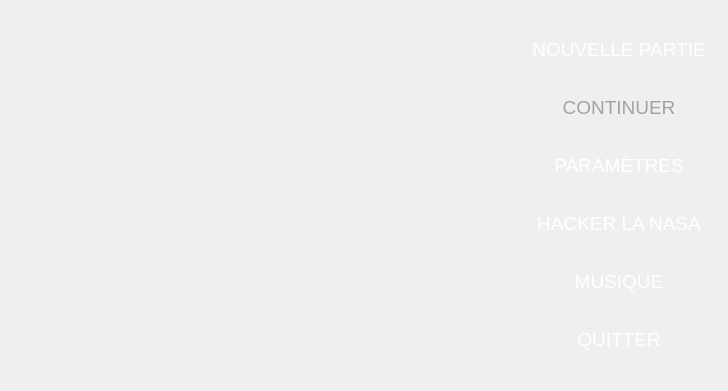
The window that vue/application.ui (mourad1081/LaRevancheDesIndustriels) describes before a commit, drawn with Qt 5.
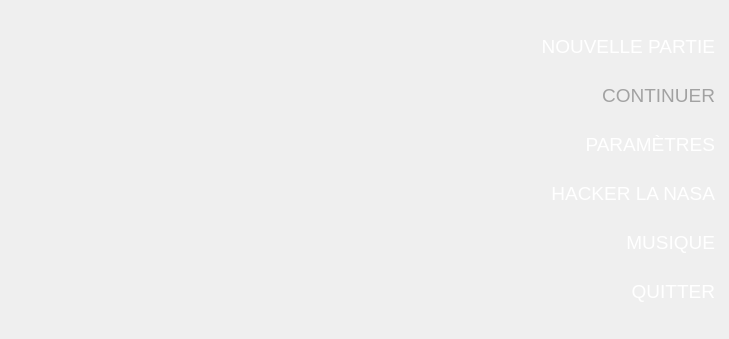
The same window after the commit. Icons and pictures are not drawn.

The edit to the form file:
```diff
--- a/vue/application.ui
+++ b/vue/application.ui
@@ -7,7 +7,7 @@
     <x>0</x>
     <y>0</y>
     <width>728</width>
-    <height>391</height>
+    <height>339</height>
    </rect>
   </property>
   <property name="windowTitle">
@@ -71,6 +71,18 @@
     </item>
     <item>
      <layout class="QVBoxLayout" name="verticalLayout">
+      <property name="spacing">
+       <number>0</number>
+      </property>
+      <property name="sizeConstraint">
+       <enum>QLayout::SetDefaultConstraint</enum>
+      </property>
+      <property name="leftMargin">
+       <number>0</number>
+      </property>
+      <property name="rightMargin">
+       <number>5</number>
+      </property>
       <item alignment="Qt::AlignRight">
        <widget class="QPushButton" name="btnNouvellePartie">
         <property name="minimumSize">
@@ -91,6 +103,9 @@
         <property name="cursor">
          <cursorShape>PointingHandCursor</cursorShape>
         </property>
+        <property name="styleSheet">
+         <string notr="true">text-align:right</string>
+        </property>
         <property name="text">
          <string>NOUVELLE PARTIE</string>
         </property>
@@ -117,7 +132,8 @@
          <cursorShape>PointingHandCursor</cursorShape>
         </property>
         <property name="styleSheet">
-         <string notr="true">color: rgb(162, 162, 162);</string>
+         <string notr="true">color: rgb(162, 162, 162);
+text-align:right</string>
         </property>
         <property name="text">
          <string>CONTINUER</string>
@@ -144,6 +160,9 @@
         <property name="cursor">
          <cursorShape>PointingHandCursor</cursorShape>
         </property>
+        <property name="styleSheet">
+         <string notr="true">text-align:right</string>
+        </property>
         <property name="text">
          <string>PARAMÈTRES</string>
         </property>
@@ -169,6 +188,9 @@
         <property name="cursor">
          <cursorShape>PointingHandCursor</cursorShape>
         </property>
+        <property name="styleSheet">
+         <string notr="true">text-align:right</string>
+        </property>
         <property name="text">
          <string>HACKER LA NASA</string>
         </property>
@@ -195,7 +217,7 @@
          <cursorShape>PointingHandCursor</cursorShape>
         </property>
         <property name="styleSheet">
-         <string notr="true"/>
+         <string notr="true">text-align:right</string>
         </property>
         <property name="text">
          <string>MUSIQUE</string>
@@ -222,6 +244,9 @@
         <property name="cursor">
          <cursorShape>PointingHandCursor</cursorShape>
         </property>
+        <property name="styleSheet">
+         <string notr="true">text-align:right</string>
+        </property>
         <property name="text">
          <string>QUITTER</string>
         </property>
```
Left out of the diff: 10 changed lines with no effect on the pictures.
